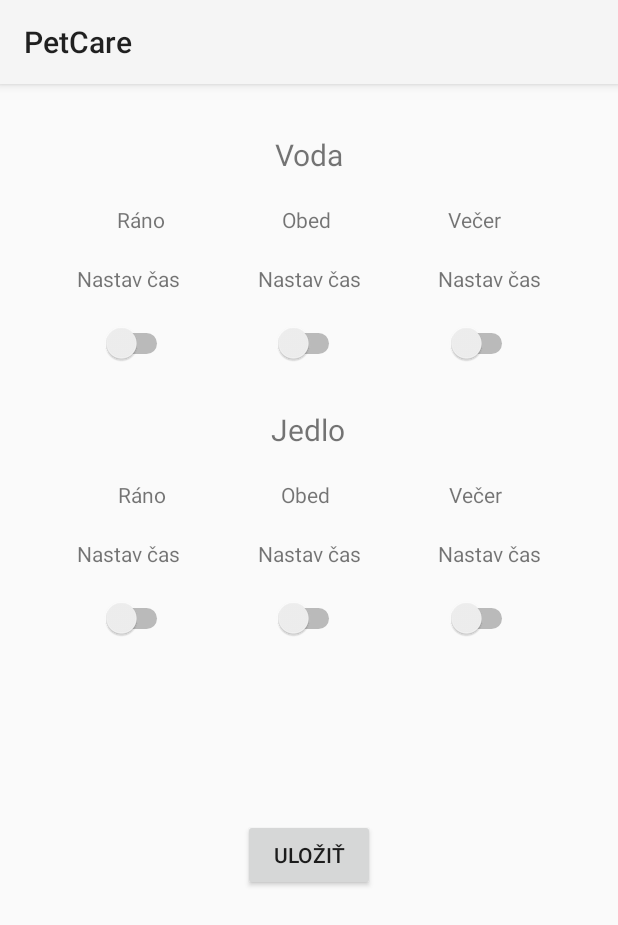
After one commit to filickop/sem1, an Android app: the notification screen opened directly, with no data from a screen before it, on a phone screen of 412 x 824 dp. The commit adds this screen. Shown: the top 925 px of the screen. Run offline under Robolectric (Android 15) with nearby library versions, the phone set to English and light mode, and no system bars.

Commit message:
notifikacie activity

```diff
--- a/app/src/main/AndroidManifest.xml
+++ b/app/src/main/AndroidManifest.xml
@@ -13,7 +13,9 @@
         android:roundIcon="@mipmap/ic_launcher_round"
         android:supportsRtl="true"
         android:theme="@style/Theme.PetCare">
-        <activity android:name=".EditMedicalInfo"></activity>
+        <activity android:name=".notification"></activity>
+        <activity android:name=".reminder" />
+        <activity android:name=".EditMedicalInfo" />
         <activity android:name=".EditPetActivity" />
         <activity android:name=".petActivity" />
         <activity android:name=".addPetActivity" />
--- a/app/src/main/java/com/filicko/petcare/EditPetActivity.java
+++ b/app/src/main/java/com/filicko/petcare/EditPetActivity.java
@@ -48,6 +48,9 @@ public class EditPetActivity extends AppCompatActivity {
         startActivity(new Intent(this, EditMedicalInfo.class).putExtra("position", position));
 
     }
+    public void openNotificationsActivity(View view) {
+        startActivity(new Intent(this, notification.class).putExtra("position", position));
+    }
     public void saveEditBtn(View view) {
         ByteArrayOutputStream baos = new ByteArrayOutputStream();
 
--- /dev/null
+++ b/app/src/main/java/com/filicko/petcare/notification.java
@@ -0,0 +1,14 @@
+package com.filicko.petcare;
+
+import androidx.appcompat.app.AppCompatActivity;
+
+import android.os.Bundle;
+
+public class notification extends AppCompatActivity {
+
+    @Override
+    protected void onCreate(Bundle savedInstanceState) {
+        super.onCreate(savedInstanceState);
+        setContentView(R.layout.activity_notification);
+    }
+}
--- /dev/null
+++ b/app/src/main/java/com/filicko/petcare/reminder.java
@@ -0,0 +1,14 @@
+package com.filicko.petcare;
+
+import androidx.appcompat.app.AppCompatActivity;
+
+import android.os.Bundle;
+
+public class reminder extends AppCompatActivity {
+
+    @Override
+    protected void onCreate(Bundle savedInstanceState) {
+        super.onCreate(savedInstanceState);
+        setContentView(R.layout.activity_reminder);
+    }
+}
--- a/app/src/main/res/layout/activity_edit_pet.xml
+++ b/app/src/main/res/layout/activity_edit_pet.xml
@@ -1,10 +1,15 @@
 <?xml version="1.0" encoding="utf-8"?>
-<androidx.constraintlayout.widget.ConstraintLayout xmlns:android="http://schemas.android.com/apk/res/android"
+<ScrollView
+    xmlns:android="http://schemas.android.com/apk/res/android"
     xmlns:app="http://schemas.android.com/apk/res-auto"
     xmlns:tools="http://schemas.android.com/tools"
     android:layout_width="match_parent"
     android:layout_height="match_parent"
     tools:context=".EditPetActivity">
+
+<androidx.constraintlayout.widget.ConstraintLayout
+    android:layout_height="match_parent"
+    android:layout_width="match_parent">
 
     <ImageView
         android:id="@+id/imageViewEditPet"
@@ -31,9 +36,10 @@
         android:id="@+id/textView2"
         android:layout_width="wrap_content"
         android:layout_height="wrap_content"
-        android:layout_marginStart="16dp"
+        android:layout_marginTop="10dp"
         android:text="@string/druh"
         android:textSize="20sp"
+        app:layout_constraintEnd_toStartOf="@+id/editDruh"
         app:layout_constraintStart_toStartOf="parent"
         app:layout_constraintTop_toTopOf="@+id/editDruh" />
 
@@ -41,9 +47,10 @@
         android:id="@+id/textView"
         android:layout_width="wrap_content"
         android:layout_height="wrap_content"
-        android:layout_marginStart="16dp"
+        android:layout_marginTop="10dp"
         android:text="@string/meno"
         android:textSize="20sp"
+        app:layout_constraintEnd_toStartOf="@+id/editMeno"
         app:layout_constraintStart_toStartOf="parent"
         app:layout_constraintTop_toTopOf="@+id/editMeno" />
 
@@ -51,12 +58,12 @@
         android:id="@+id/editMeno"
         android:layout_width="wrap_content"
         android:layout_height="wrap_content"
-        android:layout_marginStart="72dp"
         android:layout_marginTop="20dp"
         android:autofillHints=""
         android:ems="10"
         android:hint="Meno"
         android:inputType="textPersonName"
+        app:layout_constraintEnd_toEndOf="parent"
         app:layout_constraintStart_toEndOf="@+id/textView"
         app:layout_constraintTop_toBottomOf="@+id/captureBtn" />
 
@@ -64,14 +71,14 @@
         android:id="@+id/editDruh"
         android:layout_width="wrap_content"
         android:layout_height="wrap_content"
-        android:layout_marginStart="81dp"
         android:layout_marginTop="10dp"
+        android:autofillHints=""
         android:ems="10"
         android:hint="Druh"
         android:inputType="textPersonName"
+        app:layout_constraintEnd_toEndOf="parent"
         app:layout_constraintStart_toEndOf="@+id/textView2"
-        app:layout_constraintTop_toBottomOf="@+id/editMeno"
-        android:autofillHints="" />
+        app:layout_constraintTop_toBottomOf="@+id/editMeno" />
 
     <Button
         android:id="@+id/medicalInfoBtn"
@@ -90,31 +97,23 @@
         android:layout_height="wrap_content"
         android:layout_marginTop="16dp"
         android:text="Notifikácie"
+        android:onClick="openNotificationsActivity"
         app:layout_constraintEnd_toEndOf="parent"
         app:layout_constraintHorizontal_bias="0.497"
         app:layout_constraintStart_toStartOf="parent"
         app:layout_constraintTop_toBottomOf="@+id/medicalInfoBtn" />
-    <Button
-        android:id="@+id/reminderBtn"
-        android:layout_width="wrap_content"
-        android:layout_height="wrap_content"
-        android:layout_marginTop="12dp"
-        android:text="Pripomienky"
-        app:layout_constraintEnd_toEndOf="parent"
-        app:layout_constraintHorizontal_bias="0.497"
-        app:layout_constraintStart_toStartOf="parent"
-        app:layout_constraintTop_toBottomOf="@+id/notificationBtn" />
 
     <Button
         android:id="@+id/saveEditPetBtn"
         android:layout_width="wrap_content"
         android:layout_height="wrap_content"
-        android:layout_marginTop="80dp"
+        android:layout_marginTop="40dp"
+        android:onClick="saveEditBtn"
         android:text="Uložiť"
-        android:onClick="saveEditBtn"
         app:layout_constraintEnd_toEndOf="parent"
         app:layout_constraintHorizontal_bias="0.496"
         app:layout_constraintStart_toStartOf="parent"
-        app:layout_constraintTop_toBottomOf="@+id/reminderBtn" />
+        app:layout_constraintTop_toBottomOf="@+id/notificationBtn" />
 
 </androidx.constraintlayout.widget.ConstraintLayout>
+</ScrollView>
--- /dev/null
+++ b/app/src/main/res/layout/activity_notification.xml
@@ -0,0 +1,215 @@
+<?xml version="1.0" encoding="utf-8"?>
+<ScrollView
+    xmlns:android="http://schemas.android.com/apk/res/android"
+    xmlns:app="http://schemas.android.com/apk/res-auto"
+    xmlns:tools="http://schemas.android.com/tools"
+    android:layout_width="match_parent"
+    android:layout_height="match_parent"
+    tools:context=".notification"
+    >
+<androidx.constraintlayout.widget.ConstraintLayout
+    android:layout_height="match_parent"
+    android:layout_width="match_parent">
+
+
+
+        <Switch
+            android:id="@+id/jedloSwitchVecer"
+            android:layout_width="wrap_content"
+            android:layout_height="wrap_content"
+            app:layout_constraintEnd_toEndOf="parent"
+            app:layout_constraintStart_toEndOf="@+id/jedloSwitchObed"
+            app:layout_constraintTop_toTopOf="@+id/jedloSwitchObed" />
+
+        <TextView
+            android:id="@+id/nastavJedloObed"
+            android:layout_width="wrap_content"
+            android:layout_height="wrap_content"
+            android:text="Nastav čas"
+            app:layout_constraintEnd_toStartOf="@+id/nastavJedloVecer"
+            app:layout_constraintStart_toEndOf="@+id/nastavJedloRano"
+            app:layout_constraintTop_toTopOf="@+id/nastavJedloRano" />
+
+        <TextView
+            android:id="@+id/nastavJedloRano"
+            android:layout_width="wrap_content"
+            android:layout_height="wrap_content"
+            android:layout_marginTop="20dp"
+            android:text="Nastav čas"
+            app:layout_constraintEnd_toStartOf="@+id/nastavJedloObed"
+            app:layout_constraintStart_toStartOf="parent"
+            app:layout_constraintTop_toBottomOf="@+id/textView15" />
+
+        <TextView
+            android:id="@+id/nastavJedloVecer"
+            android:layout_width="wrap_content"
+            android:layout_height="wrap_content"
+            android:text="Nastav čas"
+            app:layout_constraintEnd_toEndOf="parent"
+            app:layout_constraintStart_toEndOf="@+id/nastavJedloObed"
+            app:layout_constraintTop_toTopOf="@+id/nastavJedloObed" />
+
+        <Switch
+            android:id="@+id/jedloSwitchRano"
+            android:layout_width="wrap_content"
+            android:layout_height="wrap_content"
+            android:layout_marginTop="20dp"
+            app:layout_constraintEnd_toStartOf="@+id/jedloSwitchObed"
+            app:layout_constraintStart_toStartOf="parent"
+            app:layout_constraintTop_toBottomOf="@+id/nastavJedloRano" />
+
+        <Switch
+            android:id="@+id/jedloSwitchObed"
+            android:layout_width="wrap_content"
+            android:layout_height="wrap_content"
+            app:layout_constraintEnd_toStartOf="@+id/jedloSwitchVecer"
+            app:layout_constraintStart_toEndOf="@+id/jedloSwitchRano"
+            app:layout_constraintTop_toTopOf="@+id/jedloSwitchRano" />
+
+        <TextView
+            android:id="@+id/textView16"
+            android:layout_width="wrap_content"
+            android:layout_height="wrap_content"
+            android:text="Obed"
+            app:layout_constraintEnd_toStartOf="@+id/textView10"
+            app:layout_constraintHorizontal_bias="0.496"
+            app:layout_constraintStart_toEndOf="@+id/textView8"
+            app:layout_constraintTop_toTopOf="@+id/textView15" />
+
+        <TextView
+            android:id="@+id/textView15"
+            android:layout_width="wrap_content"
+            android:layout_height="wrap_content"
+            android:layout_marginTop="20dp"
+            android:text="Ráno"
+            app:layout_constraintEnd_toStartOf="@+id/textView9"
+            app:layout_constraintHorizontal_bias="0.503"
+            app:layout_constraintStart_toStartOf="parent"
+            app:layout_constraintTop_toBottomOf="@+id/textView14" />
+
+        <TextView
+            android:id="@+id/textView17"
+            android:layout_width="wrap_content"
+            android:layout_height="wrap_content"
+            android:text="Večer"
+            app:layout_constraintEnd_toEndOf="parent"
+            app:layout_constraintHorizontal_bias="0.503"
+            app:layout_constraintStart_toEndOf="@+id/textView9"
+            app:layout_constraintTop_toTopOf="@+id/textView16" />
+
+        <TextView
+            android:id="@+id/textView14"
+            android:layout_width="wrap_content"
+            android:layout_height="wrap_content"
+            android:layout_marginTop="30dp"
+            android:text="Jedlo"
+            android:textSize="20dp"
+            app:layout_constraintEnd_toEndOf="parent"
+            app:layout_constraintHorizontal_bias="0.498"
+            app:layout_constraintStart_toStartOf="parent"
+            app:layout_constraintTop_toBottomOf="@+id/vodaSwitchObed" />
+
+        <Switch
+            android:id="@+id/vodaSwitchObed"
+            android:layout_width="wrap_content"
+            android:layout_height="wrap_content"
+            app:layout_constraintEnd_toStartOf="@+id/vodaSwitchVecer"
+            app:layout_constraintStart_toEndOf="@+id/vodaSwitchRano"
+            app:layout_constraintTop_toTopOf="@+id/vodaSwitchRano" />
+
+        <Switch
+            android:id="@+id/vodaSwitchVecer"
+            android:layout_width="wrap_content"
+            android:layout_height="wrap_content"
+            app:layout_constraintEnd_toEndOf="parent"
+            app:layout_constraintStart_toEndOf="@+id/vodaSwitchObed"
+            app:layout_constraintTop_toTopOf="@+id/vodaSwitchObed" />
+
+        <Switch
+            android:id="@+id/vodaSwitchRano"
+            android:layout_width="wrap_content"
+            android:layout_height="wrap_content"
+            android:layout_marginTop="20dp"
+            app:layout_constraintEnd_toStartOf="@+id/vodaSwitchObed"
+            app:layout_constraintStart_toStartOf="parent"
+            app:layout_constraintTop_toBottomOf="@+id/nastavRanoVoda" />
+
+        <TextView
+            android:id="@+id/textView7"
+            android:layout_width="wrap_content"
+            android:layout_height="wrap_content"
+            android:layout_marginTop="33dp"
+            android:text="Voda"
+            android:textSize="20dp"
+            app:layout_constraintEnd_toEndOf="parent"
+            app:layout_constraintStart_toStartOf="parent"
+            app:layout_constraintTop_toTopOf="parent" />
+
+        <TextView
+            android:id="@+id/textView8"
+            android:layout_width="wrap_content"
+            android:layout_height="wrap_content"
+            android:layout_marginTop="20dp"
+            android:text="Ráno"
+            app:layout_constraintEnd_toStartOf="@+id/textView9"
+            app:layout_constraintStart_toStartOf="parent"
+            app:layout_constraintTop_toBottomOf="@+id/textView7" />
+
+        <TextView
+            android:id="@+id/textView9"
+            android:layout_width="wrap_content"
+            android:layout_height="wrap_content"
+            android:text="Obed"
+            app:layout_constraintEnd_toStartOf="@+id/textView10"
+            app:layout_constraintStart_toEndOf="@+id/textView8"
+            app:layout_constraintTop_toTopOf="@+id/textView8" />
+
+        <TextView
+            android:id="@+id/textView10"
+            android:layout_width="wrap_content"
+            android:layout_height="wrap_content"
+            android:text="Večer"
+            app:layout_constraintEnd_toEndOf="parent"
+            app:layout_constraintStart_toEndOf="@+id/textView9"
+            app:layout_constraintTop_toTopOf="@+id/textView9" />
+
+        <TextView
+            android:id="@+id/nastavRanoVoda"
+            android:layout_width="wrap_content"
+            android:layout_height="wrap_content"
+            android:layout_marginTop="20dp"
+            android:text="Nastav čas"
+            app:layout_constraintEnd_toStartOf="@+id/nastavObedVoda"
+            app:layout_constraintStart_toStartOf="parent"
+            app:layout_constraintTop_toBottomOf="@+id/textView8" />
+
+        <TextView
+            android:id="@+id/nastavObedVoda"
+            android:layout_width="wrap_content"
+            android:layout_height="wrap_content"
+            android:text="Nastav čas"
+            app:layout_constraintEnd_toStartOf="@+id/NastavVecerVoda"
+            app:layout_constraintStart_toEndOf="@+id/nastavRanoVoda"
+            app:layout_constraintTop_toTopOf="@+id/nastavRanoVoda" />
+
+        <TextView
+            android:id="@+id/NastavVecerVoda"
+            android:layout_width="wrap_content"
+            android:layout_height="wrap_content"
+            android:text="Nastav čas"
+            app:layout_constraintEnd_toEndOf="parent"
+            app:layout_constraintStart_toEndOf="@+id/nastavObedVoda"
+            app:layout_constraintTop_toTopOf="@+id/nastavObedVoda" />
+
+        <Button
+            android:id="@+id/saveNotifications"
+            android:layout_width="wrap_content"
+            android:layout_height="wrap_content"
+            android:layout_marginTop="120dp"
+            android:text="@string/ulo_i"
+            app:layout_constraintEnd_toEndOf="parent"
+            app:layout_constraintStart_toStartOf="parent"
+            app:layout_constraintTop_toBottomOf="@+id/jedloSwitchObed" />
+    </androidx.constraintlayout.widget.ConstraintLayout>
+
+</ScrollView>
--- a/app/src/main/res/layout/activity_pet.xml
+++ b/app/src/main/res/layout/activity_pet.xml
@@ -1,4 +1,11 @@
 <?xml version="1.0" encoding="utf-8"?>
+<!--<ScrollView
+    xmlns:android="http://schemas.android.com/apk/res/android"
+    xmlns:app="http://schemas.android.com/apk/res-auto"
+    xmlns:tools="http://schemas.android.com/tools"
+    android:layout_width="match_parent"
+    android:layout_height="match_parent"
+    tools:context=".petActivity">-->
 <androidx.constraintlayout.widget.ConstraintLayout
     xmlns:android="http://schemas.android.com/apk/res/android"
     xmlns:app="http://schemas.android.com/apk/res-auto"
@@ -64,27 +71,34 @@
         app:layout_constraintTop_toTopOf="@+id/textView4" />
 
 
-    <ScrollView
+    <!--<ScrollView
         android:layout_width="match_parent"
         android:layout_height="wrap_content"
         android:layout_margin="10dp"
         app:layout_constraintStart_toStartOf="parent"
-        app:layout_constraintTop_toBottomOf="@+id/tvDruh">
+        app:layout_constraintTop_toBottomOf="@+id/tvDruh">-->
+
 
         <TableLayout
+            android:id="@+id/tabulka"
             android:layout_width="match_parent"
             android:layout_height="wrap_content"
             android:layout_marginStart="8dp"
-            android:layout_marginTop="20dp">
+            android:layout_marginTop="20dp"
+            app:layout_constraintStart_toStartOf="parent"
+            app:layout_constraintTop_toBottomOf="@+id/tvDruh">
 
-            <TableRow>
+            <TableRow
+                android:layout_width="match_parent"
+                android:layout_height="wrap_content">
                 <TextView
                     android:layout_width="wrap_content"
                     android:layout_column="1"
                     android:gravity="left"
                     android:padding="10dp"
                     android:text="Dátum"
-                    android:textSize="16dp" />
+                    android:textSize="16dp"
+                    android:layout_height="wrap_content" />
 
                 <TextView
                     android:layout_width="wrap_content"
@@ -92,17 +106,26 @@
                     android:gravity="right"
                     android:padding="10dp"
                     android:text="Záznam"
-                    android:textSize="16dp" />
+                    android:textSize="16dp"
+                    android:layout_height="wrap_content" />
+
             </TableRow>
 
             <androidx.recyclerview.widget.RecyclerView
                 android:id="@+id/medInfoView"
                 android:layout_width="match_parent"
-                android:layout_height="wrap_content" />
+                android:layout_height="wrap_content"
+                android:overScrollMode="never"/>
+
 
 
         </TableLayout>
-    </ScrollView>
+
+
+
+
+    <!--</ScrollView>-->
+
 
     <com.google.android.material.floatingactionbutton.FloatingActionButton
     android:id="@+id/editPetBtn"
@@ -115,3 +138,5 @@
     app:layout_constraintEnd_toEndOf="parent"
     app:srcCompat="@android:drawable/ic_menu_preferences" />
 </androidx.constraintlayout.widget.ConstraintLayout>
+<!--
+</ScrollView>-->
--- /dev/null
+++ b/app/src/main/res/layout/activity_reminder.xml
@@ -0,0 +1,9 @@
+<?xml version="1.0" encoding="utf-8"?>
+<androidx.constraintlayout.widget.ConstraintLayout xmlns:android="http://schemas.android.com/apk/res/android"
+    xmlns:app="http://schemas.android.com/apk/res-auto"
+    xmlns:tools="http://schemas.android.com/tools"
+    android:layout_width="match_parent"
+    android:layout_height="match_parent"
+    tools:context=".reminder">
+
+</androidx.constraintlayout.widget.ConstraintLayout>
```
